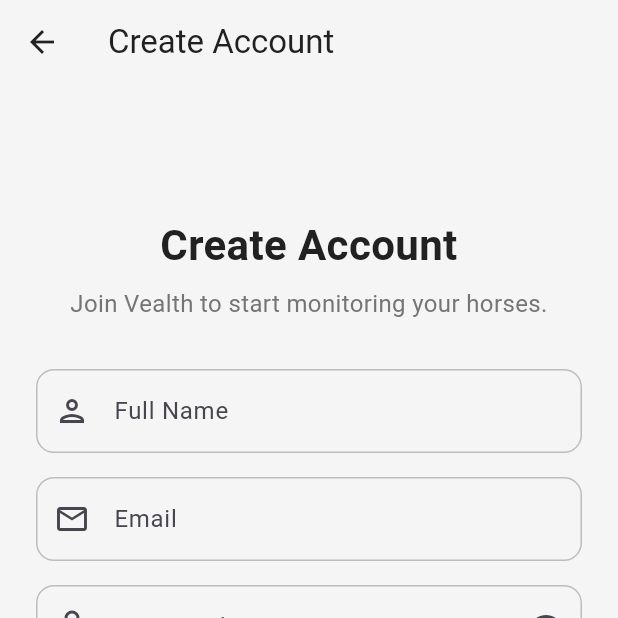
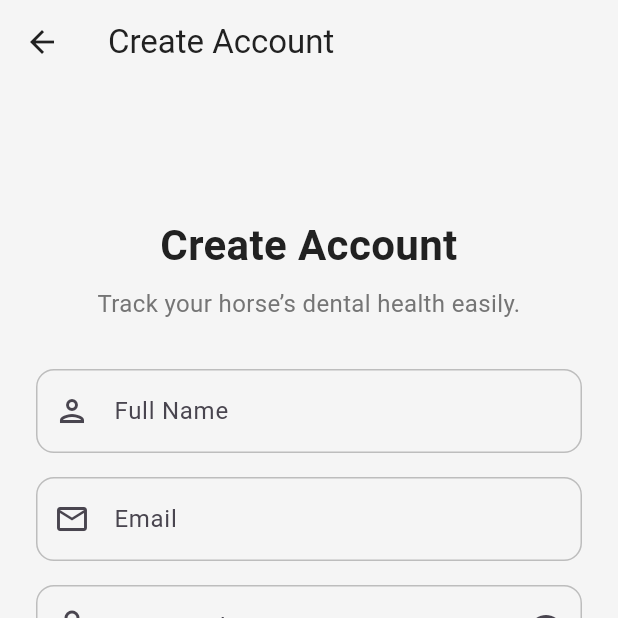
Before and after one commit to kseniiavi/Vealth, a Flutter app: the LoginScreen screen opened directly, after a tap on "Sign In", after a tap on "Sign Up", on a phone screen of 412 x 824 dp, the top half of it. Run offline on Flutter 3.47's test engine with Material 3 defaults, Android fonts, the phone set to English and light mode, and no system bars; our stand-ins replace image_picker, shared_preferences; accounts and stored records are empty; statements that could not run were skipped.

Commit message:
fixing error

```diff
--- a/lib/constants/strings.dart
+++ b/lib/constants/strings.dart
@@ -40,6 +40,9 @@
   static const String horseNameLabel = 'Horse Name';
   static const String breedLabel = 'Breed';
   static const String ageLabel = 'Age (if known)';
+  static const String colorLabel = 'Color';
+  static const String notesLabel = 'Notes';
+  static const String saveHorse = 'Save Horse';
 
   // Analysis
   static const String analyze = 'Analyze';
@@ -69,11 +72,11 @@
   static const String terms = 'Terms of Service';
   static const String logout = 'Sign Out';
 
+  // Success
+  static const String successLogin = 'Logged in successfully!';
+  static const String successHorseSaved = 'Horse saved!';
   static const String successRegistration = 'Registration successful!';
-  static const String registerSubtitle = 'Join Vealth to start monitoring your horses.';
-  static const String colorLabel = 'Color';
-  static const String notesLabel = 'Notes';
-  static const String saveHorse = 'Save Horse';
+  static const String registerSubtitle = 'Track your horse’s dental health easily.';
 
   // Errors
   static const String errorGeneric = 'An error occurred. Please try again.';
```
